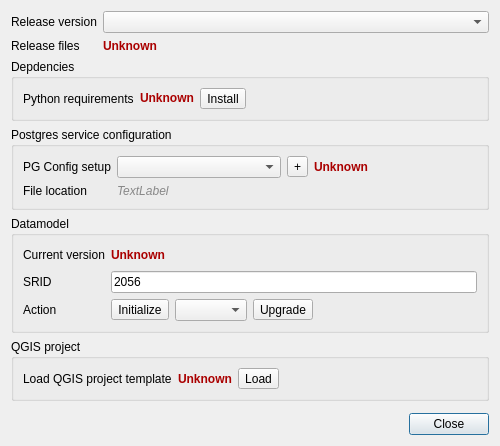
First picture: the form in qgepplugin/ui/qgepdatamodeldialog.ui, repository QGEP/qgepplugin, before the edit.
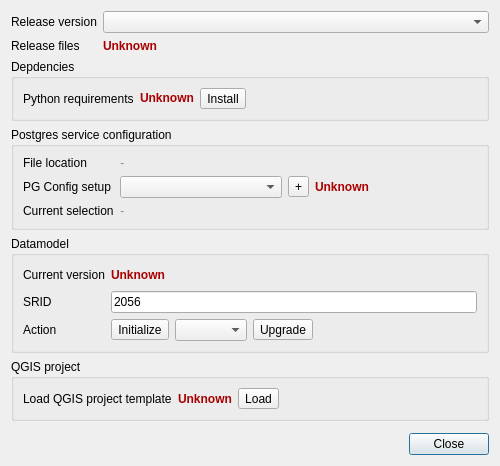
Second picture: the form after the edit.

Commit message: show connection details

The edit to the form file:
```diff
--- a/qgepplugin/ui/qgepdatamodeldialog.ui
+++ b/qgepplugin/ui/qgepdatamodeldialog.ui
@@ -84,24 +84,31 @@
       <string>Postgres service configuration</string>
      </property>
      <layout class="QFormLayout" name="formLayout_4">
-      <item row="2" column="0">
+      <item row="0" column="0">
        <widget class="QLabel" name="label">
         <property name="text">
          <string>File location</string>
         </property>
        </widget>
       </item>
-      <item row="2" column="1">
-       <widget class="QLabel" name="pgservicePathLabel">
-        <property name="styleSheet">
-         <string notr="true">font: italic; color: #888</string>
-        </property>
-        <property name="text">
-         <string>TextLabel</string>
-        </property>
-       </widget>
-      </item>
       <item row="0" column="1">
+       <widget class="QLabel" name="pgservicePathLabel">
+        <property name="styleSheet">
+         <string notr="true">font: italic; color: #888</string>
+        </property>
+        <property name="text">
+         <string>-</string>
+        </property>
+       </widget>
+      </item>
+      <item row="1" column="0">
+       <widget class="QLabel" name="label_8">
+        <property name="text">
+         <string>PG Config setup</string>
+        </property>
+       </widget>
+      </item>
+      <item row="1" column="1">
        <layout class="QHBoxLayout" name="horizontalLayout_3">
         <item>
          <widget class="QComboBox" name="pgserviceComboBox"/>
@@ -126,10 +133,23 @@
         </item>
        </layout>
       </item>
-      <item row="0" column="0">
-       <widget class="QLabel" name="label_8">
+      <item row="2" column="0">
+       <widget class="QLabel" name="label_5">
         <property name="text">
-         <string>PG Config setup</string>
+         <string>Current selection</string>
+        </property>
+       </widget>
+      </item>
+      <item row="2" column="1">
+       <widget class="QLabel" name="pgserviceCurrentLabel">
+        <property name="styleSheet">
+         <string notr="true">font: italic; color: #888</string>
+        </property>
+        <property name="text">
+         <string>-</string>
+        </property>
+        <property name="wordWrap">
+         <bool>true</bool>
         </property>
        </widget>
       </item>
```
The commit also changes 1 other file.
